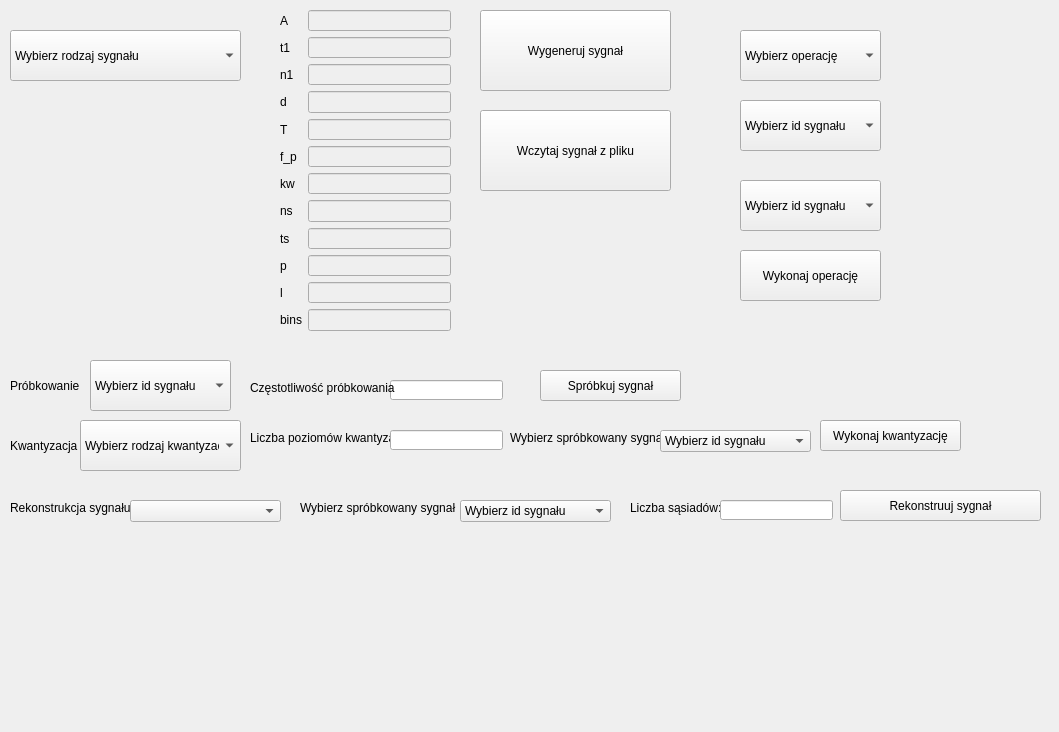
Old version of the form app/gui.ui in the repository eljotero/Cyfrowe_Przetwarzanie_Sygnalu.
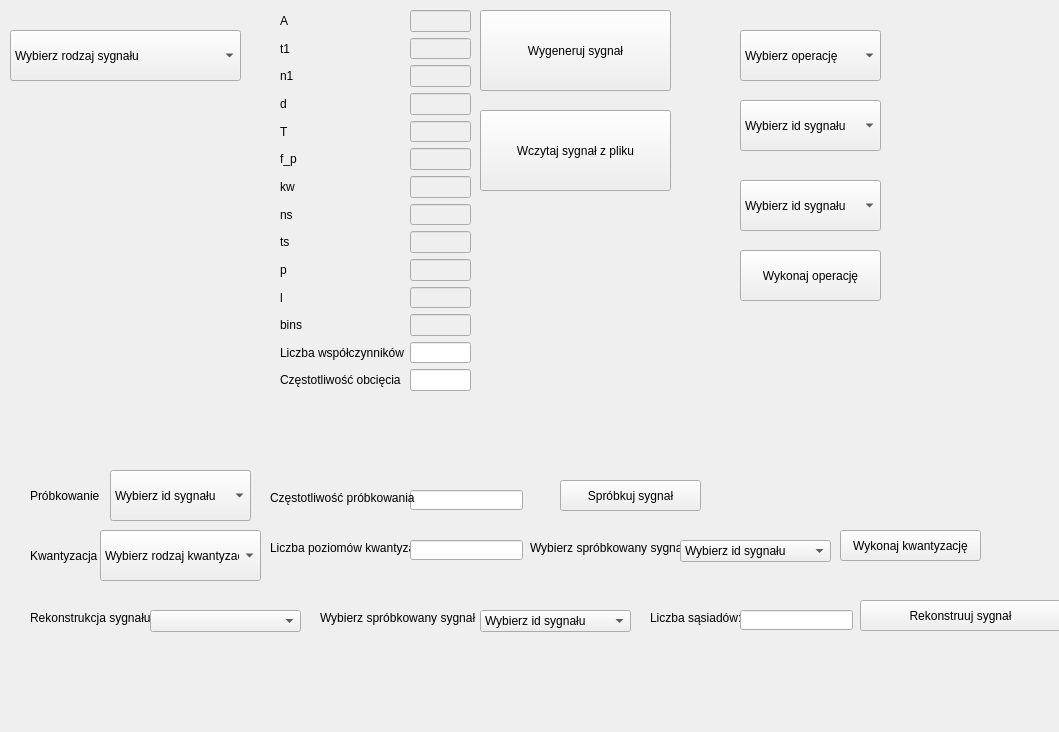
New version of the form.

Patch:
```diff
--- a/app/gui.ui
+++ b/app/gui.ui
@@ -19,8 +19,8 @@
      <rect>
       <x>280</x>
       <y>10</y>
-      <width>171</width>
-      <height>321</height>
+      <width>191</width>
+      <height>381</height>
      </rect>
     </property>
     <layout class="QFormLayout" name="formLayout">
@@ -192,6 +192,26 @@
        </property>
       </widget>
      </item>
+     <item row="14" column="0">
+      <widget class="QLabel" name="label_18">
+       <property name="text">
+        <string>Liczba współczynników</string>
+       </property>
+      </widget>
+     </item>
+     <item row="14" column="1">
+      <widget class="QLineEdit" name="m_line_edit"/>
+     </item>
+     <item row="15" column="0">
+      <widget class="QLabel" name="label_20">
+       <property name="text">
+        <string>Częstotliwość obcięcia</string>
+       </property>
+      </widget>
+     </item>
+     <item row="15" column="1">
+      <widget class="QLineEdit" name="fp_line_edit"/>
+     </item>
     </layout>
    </widget>
    <widget class="QComboBox" name="comboBox">
@@ -379,8 +399,8 @@
    <widget class="QComboBox" name="samplingComboBox">
     <property name="geometry">
      <rect>
-      <x>90</x>
-      <y>360</y>
+      <x>110</x>
+      <y>470</y>
       <width>141</width>
       <height>51</height>
      </rect>
@@ -394,8 +414,8 @@
    <widget class="QLabel" name="samplingText">
     <property name="geometry">
      <rect>
-      <x>10</x>
-      <y>370</y>
+      <x>30</x>
+      <y>480</y>
       <width>81</width>
       <height>31</height>
      </rect>
@@ -407,8 +427,8 @@
    <widget class="QLineEdit" name="samplingRate_line_edit">
     <property name="geometry">
      <rect>
-      <x>390</x>
-      <y>380</y>
+      <x>410</x>
+      <y>490</y>
       <width>113</width>
       <height>20</height>
      </rect>
@@ -417,8 +437,8 @@
    <widget class="QLabel" name="label_13">
     <property name="geometry">
      <rect>
-      <x>250</x>
-      <y>380</y>
+      <x>270</x>
+      <y>490</y>
       <width>151</width>
       <height>16</height>
      </rect>
@@ -430,8 +450,8 @@
    <widget class="QPushButton" name="sampleButton">
     <property name="geometry">
      <rect>
-      <x>540</x>
-      <y>370</y>
+      <x>560</x>
+      <y>480</y>
       <width>141</width>
       <height>31</height>
      </rect>
@@ -443,8 +463,8 @@
    <widget class="QLabel" name="label_14">
     <property name="geometry">
      <rect>
-      <x>10</x>
-      <y>430</y>
+      <x>30</x>
+      <y>540</y>
       <width>71</width>
       <height>31</height>
      </rect>
@@ -456,8 +476,8 @@
    <widget class="QComboBox" name="quantizeComboBox">
     <property name="geometry">
      <rect>
-      <x>80</x>
-      <y>420</y>
+      <x>100</x>
+      <y>530</y>
       <width>161</width>
       <height>51</height>
      </rect>
@@ -481,8 +501,8 @@
    <widget class="QLabel" name="num_level_label">
     <property name="geometry">
      <rect>
-      <x>250</x>
-      <y>430</y>
+      <x>270</x>
+      <y>540</y>
       <width>141</width>
       <height>16</height>
      </rect>
@@ -494,8 +514,8 @@
    <widget class="QLineEdit" name="num_level_line_edit">
     <property name="geometry">
      <rect>
-      <x>390</x>
-      <y>430</y>
+      <x>410</x>
+      <y>540</y>
       <width>113</width>
       <height>20</height>
      </rect>
@@ -504,8 +524,8 @@
    <widget class="QPushButton" name="quantizeButton">
     <property name="geometry">
      <rect>
-      <x>820</x>
-      <y>420</y>
+      <x>840</x>
+      <y>530</y>
       <width>141</width>
       <height>31</height>
      </rect>
@@ -517,8 +537,8 @@
    <widget class="QLabel" name="label_15">
     <property name="geometry">
      <rect>
-      <x>510</x>
-      <y>430</y>
+      <x>530</x>
+      <y>540</y>
       <width>161</width>
       <height>16</height>
      </rect>
@@ -530,8 +550,8 @@
    <widget class="QComboBox" name="quantizeSignalComboBox">
     <property name="geometry">
      <rect>
-      <x>660</x>
-      <y>430</y>
+      <x>680</x>
+      <y>540</y>
       <width>151</width>
       <height>22</height>
      </rect>
@@ -545,8 +565,8 @@
    <widget class="QPushButton" name="reconstructionButton">
     <property name="geometry">
      <rect>
-      <x>840</x>
-      <y>490</y>
+      <x>860</x>
+      <y>600</y>
       <width>201</width>
       <height>31</height>
      </rect>
@@ -558,8 +578,8 @@
    <widget class="QLabel" name="label_16">
     <property name="geometry">
      <rect>
-      <x>10</x>
-      <y>500</y>
+      <x>30</x>
+      <y>610</y>
       <width>121</width>
       <height>16</height>
      </rect>
@@ -571,8 +591,8 @@
    <widget class="QComboBox" name="reconstructionTypeComboBox">
     <property name="geometry">
      <rect>
-      <x>130</x>
-      <y>500</y>
+      <x>150</x>
+      <y>610</y>
       <width>151</width>
       <height>22</height>
      </rect>
@@ -601,8 +621,8 @@
    <widget class="QLabel" name="label_17">
     <property name="geometry">
      <rect>
-      <x>300</x>
-      <y>500</y>
+      <x>320</x>
+      <y>610</y>
       <width>161</width>
       <height>16</height>
      </rect>
@@ -614,8 +634,8 @@
    <widget class="QComboBox" name="reconstructionSignalComboBox">
     <property name="geometry">
      <rect>
-      <x>460</x>
-      <y>500</y>
+      <x>480</x>
+      <y>610</y>
       <width>151</width>
       <height>22</height>
      </rect>
@@ -629,8 +649,8 @@
    <widget class="QLabel" name="label_19">
     <property name="geometry">
      <rect>
-      <x>630</x>
-      <y>500</y>
+      <x>650</x>
+      <y>610</y>
       <width>91</width>
       <height>16</height>
      </rect>
@@ -642,8 +662,8 @@
    <widget class="QLineEdit" name="neig_line_edit">
     <property name="geometry">
      <rect>
-      <x>720</x>
-      <y>500</y>
+      <x>740</x>
+      <y>610</y>
       <width>113</width>
       <height>20</height>
      </rect>
```
Left out of the diff: 29 changed lines with no effect on the pictures.
